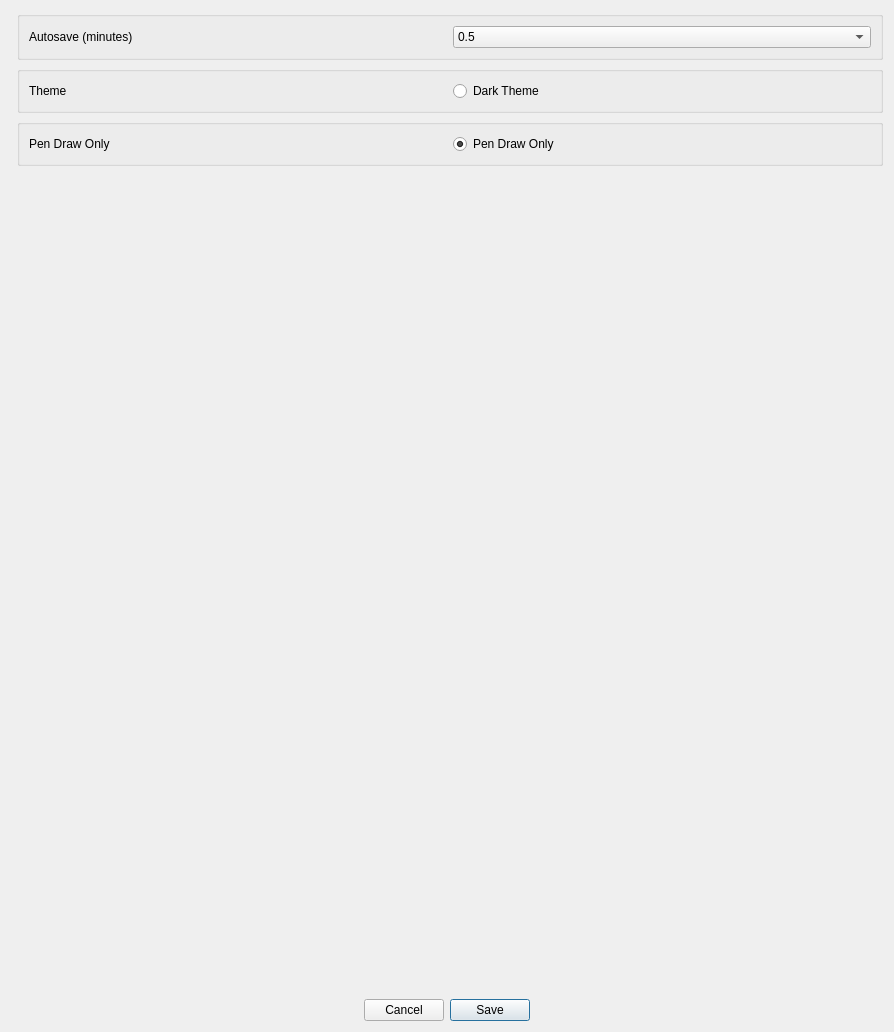
Old version of the form src/main/python/ui/preferences_gui.ui in the repository stroblme/UNote.
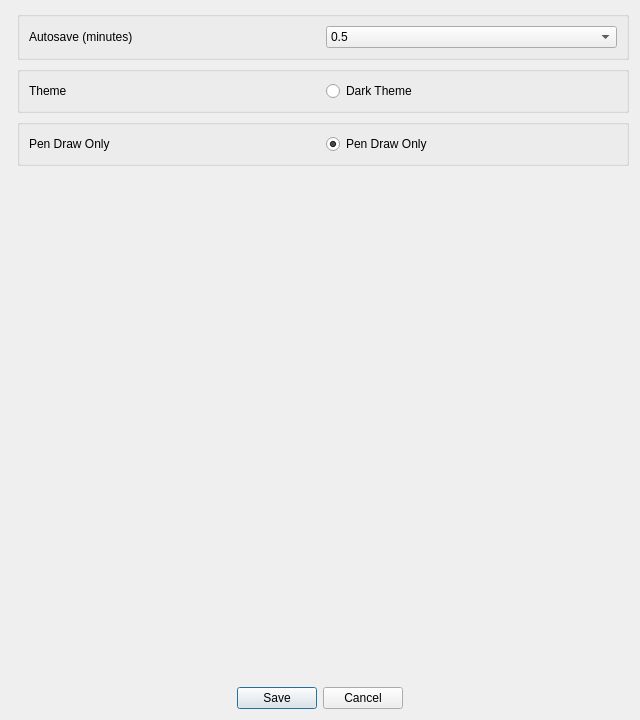
New version of the form.

Diff of the .ui file:
```diff
--- a/src/main/python/ui/preferences_gui.ui
+++ b/src/main/python/ui/preferences_gui.ui
@@ -7,8 +7,8 @@
    <rect>
     <x>0</x>
     <y>0</y>
-    <width>894</width>
-    <height>1032</height>
+    <width>640</width>
+    <height>720</height>
    </rect>
   </property>
   <property name="windowTitle">
@@ -38,7 +38,7 @@
           <item>
            <widget class="QComboBox" name="comboBoxAutosave">
             <property name="currentText">
-             <string>never</string>
+             <string>0.5</string>
             </property>
             <item>
              <property name="text">
@@ -152,7 +152,7 @@
        <item>
         <widget class="QDialogButtonBox" name="buttonBox">
          <property name="layoutDirection">
-          <enum>Qt::RightToLeft</enum>
+          <enum>Qt::LeftToRight</enum>
          </property>
          <property name="standardButtons">
           <set>QDialogButtonBox::Cancel|QDialogButtonBox::Save</set>
```
